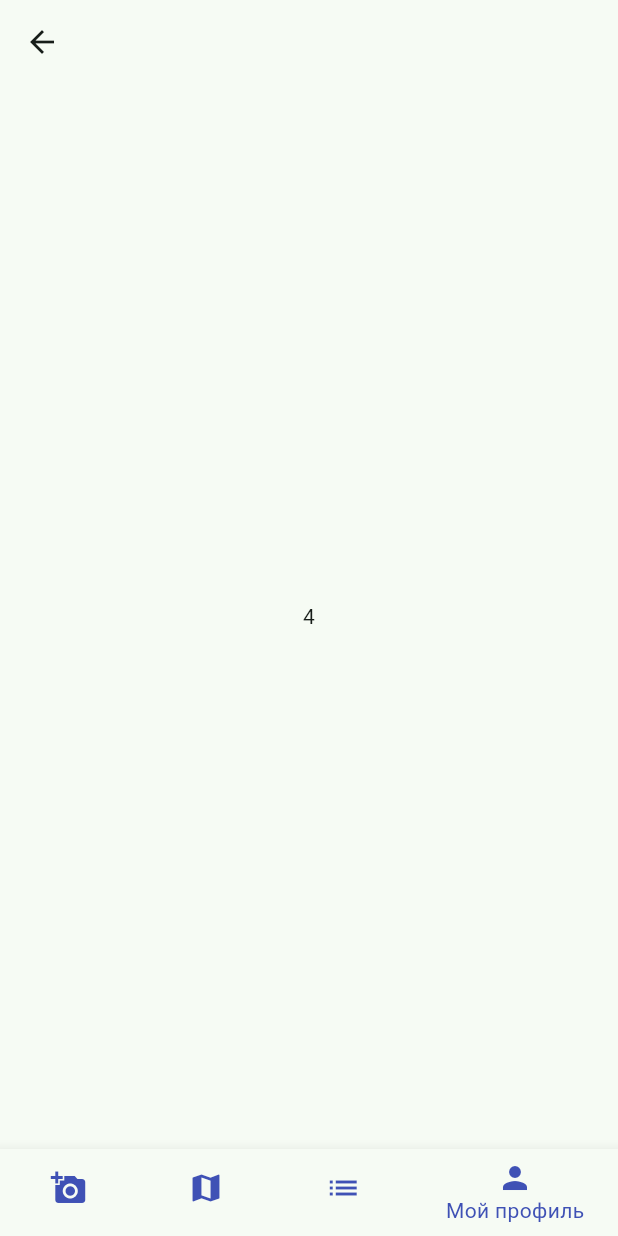
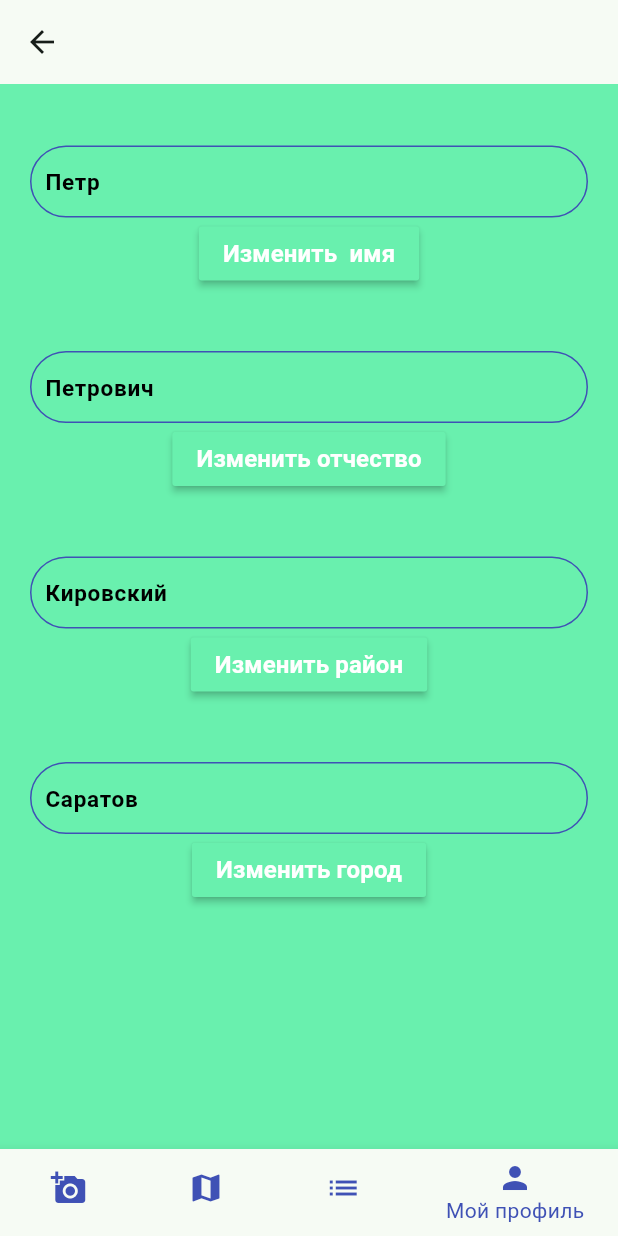
Before and after one commit to GreenCatsTeam/hackathon-2024-app, a Flutter app: the HomePage screen opened by its route, item 4 of the bottom bar chosen, on a phone screen of 412 x 824 dp. Run offline on Flutter 3.47's test engine with Material 3 defaults, Android fonts, the phone set to English and light mode, and no system bars; drawn by our look-alikes of snippet_coder_utils; our stand-ins replace equatable, geolocator, image_picker, latlong2, permission_handler; missing offline and left inert: api_cache_manager, yandex_mapkit.

Commit message:
Last version

```diff
--- a/lib/config.dart
+++ b/lib/config.dart
@@ -1,10 +1,12 @@
 class Config {
   static const String appName = "Приложение мусорки";
   static const String apiURL = "localhost:8080";
+  static const String flaskURL="localhost:5000";
   static const String loginAPI = "/auth/login";
   static const String registerAPI = "/auth/registration";
   static const String imageServerURL = "KARTINKI_SERVERd";
   static const String uploadImg = "/upload_img";
   static const String getImg = "/get_img";
+  static const String postCards="/cards";
   // static const String userAPI = "";
 }
--- a/lib/models/register_models.dart
+++ b/lib/models/register_models.dart
@@ -43,6 +43,7 @@ class RegisterRequestModel {
     data['districtName'] = this.district;
     return data;
   }
+
 }
 
 RegisterResponceModel registerResponceModel(String str) =>
--- /dev/null
+++ b/lib/pages/UserInfoPage.dart
@@ -0,0 +1,258 @@
+import 'dart:async';
+import 'dart:ui';
+
+import 'package:flutter/gestures.dart';
+import 'package:flutter/material.dart';
+import 'package:flutter_application_2/config.dart';
+import 'package:flutter_application_2/models/login_models.dart';
+import 'package:flutter_application_2/services/api_service.dart';
+import 'package:image_picker/image_picker.dart';
+import 'package:snippet_coder_utils/ProgressHUD.dart';
+import 'package:snippet_coder_utils/hex_color.dart';
+import 'package:snippet_coder_utils/FormHelper.dart';
+import 'package:flutter_application_2/models/sendtrash_models.dart';
+
+class UserInfoPage extends StatefulWidget {
+
+  const UserInfoPage({super.key});
+
+  @override
+  State<UserInfoPage> createState() => _UserInfoPageState();
+}
+
+class _UserInfoPageState extends State<UserInfoPage> {
+
+
+  String?firstname="Петр";
+  String?lastname="Петрович";
+  String?role="user";
+  String?org="";
+  String?city="Саратов";
+  String?district="Кировский";
+
+  final List<double> values = [ 1.0, 2.0, 3.0, 4.0, 5.0];
+  int index = 0;
+  bool isAPICallProcess = false;
+  bool hidePassword = true;
+  GlobalKey<FormState> globalFormKey = GlobalKey<FormState>();
+
+
+  @override
+  Widget build(BuildContext context) {
+    return SafeArea(
+      child: Scaffold(
+        // backgroundColor: HexColor("#283B71"),
+        backgroundColor: Colors.greenAccent,
+        body: ProgressHUD(
+          child: Form(
+              key: globalFormKey,
+              child: _responceUI(context)
+          ),
+          key: UniqueKey(),
+          inAsyncCall: isAPICallProcess,
+          opacity: 0.3,
+
+        ),
+
+
+      ),
+    );
+  }
+
+  Widget _responceUI(BuildContext context) {
+    return SingleChildScrollView(
+        child:Column(
+            mainAxisAlignment: MainAxisAlignment.center,
+            children: [
+              Padding(
+                padding: const EdgeInsets.only(left: 25, bottom: 5, top: 10),
+                child: Text("", style: TextStyle(fontWeight: FontWeight.bold, fontSize: 18, color: Colors.indigo)),
+              ),
+
+              Center(
+                  child:
+                  FormHelper.inputFieldWidget(
+                    context,
+                    "",
+                    "$firstname",
+                        (onValidateVal) {
+                      if (onValidateVal.isEmpty())
+                      {
+                        return "Имя не может быть изменено на пустое";//TODO: better check of email
+                      }
+                    },
+                        (onSavedVal) {
+                      firstname = onSavedVal;
+                    },
+                    borderColor: Colors.indigo,
+                    textColor: Colors.indigo,
+                  )
+              ),
+              Center(
+                child: MaterialButton(
+                  color: Colors.greenAccent,
+                  child:
+                  const Text(
+                      "Изменить  имя",
+                      style: TextStyle(
+                          color: Colors.white,
+                          fontWeight: FontWeight.bold,
+                          fontSize: 16
+                      )
+                  ),
+                  onPressed: () async {
+                    isAPICallProcess=true;
+                  },
+                ),
+              ),
+              Padding(
+                padding: const EdgeInsets.only(left: 25, bottom: 5, top: 10),
+                child: Text("", style: TextStyle(fontWeight: FontWeight.bold, fontSize: 18, color: Colors.indigo)),
+              ),
+              Center(
+                  child:
+                  FormHelper.inputFieldWidget(
+                    context,
+                    "",
+                    "$lastname",
+                        (onValidateVal) {
+                          if (onValidateVal.isEmpty())
+                          {
+                            return "Отчество не может быть изменено на пустое";//TODO: better check of email
+                          }
+                    },
+                        (onSavedVal) {
+                      lastname = onSavedVal;
+                    },
+                    borderColor: Colors.indigo,
+                    textColor: Colors.indigo,
+                  )
+
+              ),
+
+              Center(
+                child: MaterialButton(
+                  color: Colors.greenAccent,
+                  child:
+                  const Text(
+                      "Изменить отчество",
+                      style: TextStyle(
+                          color: Colors.white,
+                          fontWeight: FontWeight.bold,
+                          fontSize: 16
+                      )
+                  ),
+                  onPressed: () async {
+                    isAPICallProcess=true;
+                  },
+                ),
+              ),
+              Padding(
+                padding: const EdgeInsets.only(left: 25, bottom: 5, top: 10),
+                child: Text("", style: TextStyle(fontWeight: FontWeight.bold, fontSize: 18, color: Colors.indigo)),
+              ),
+              Center(
+                  child:
+                  FormHelper.inputFieldWidget(
+                    context,
+                    "Коммент",
+                    "$district",
+                        (onValidateVal) {
+                      if (onValidateVal.isEmpty())
+                      {
+                        return "Район не может быть пустым";//TODO: better check of email
+                      }
+                      else
+                      {
+                        return true;
+                      }
+                    },
+                        (onSavedVal) {
+                      district = onSavedVal;
+                    },
+                    borderColor: Colors.indigo,
+                    textColor: Colors.indigo,
+                  )
+              ),
+
+              Center(
+                child: MaterialButton(
+                  color: Colors.greenAccent,
+                  child:
+                  const Text(
+                      "Изменить район",
+                      style: TextStyle(
+                          color: Colors.white,
+                          fontWeight: FontWeight.bold,
+                          fontSize: 16
+                      )
+                  ),
+                  onPressed: () async {
+                    isAPICallProcess=true;
+                  },
+
+                ),
+
+              ),
+              Padding(
+                padding: const EdgeInsets.only(left: 25, bottom: 5, top: 10),
+                child: Text("", style: TextStyle(fontWeight: FontWeight.bold, fontSize: 18, color: Colors.indigo)),
+              ),
+              Center(
+                  child:
+                  FormHelper.inputFieldWidget(
+                    context,
+                    "Коммент",
+                    "$city",
+                        (onValidateVal) {
+                      if (onValidateVal.isEmpty())
+                      {
+                        return "Район не может быть пустым";//TODO: better check of email
+                      }
+                      else
+                      {
+                        return true;
+                      }
+                    },
+                        (onSavedVal) {
+                      district = onSavedVal;
+                    },
+                    borderColor: Colors.indigo,
+                    textColor: Colors.indigo,
+                  )
+              ),
+              Center(
+                child: MaterialButton(
+                  color: Colors.greenAccent,
+                  child:
+                  const Text(
+                      "Изменить город",
+                      style: TextStyle(
+                          color: Colors.white,
+                          fontWeight: FontWeight.bold,
+                          fontSize: 16
+                      )
+                  ),
+                  onPressed: () async {
+                    isAPICallProcess=true;
+                  },
+                ),
+              ),
+
+            ]
+        )
+    );
+  }
+
+
+
+
+  bool validateAndSave() {
+    final form = globalFormKey.currentState;
+    if (form!.validate()) {
+      form.save();
+      return true;
+    }
+    return false;
+  }
+}
--- a/lib/pages/home_page.dart
+++ b/lib/pages/home_page.dart
@@ -1,5 +1,6 @@
 import 'package:flutter/material.dart';
 import 'package:flutter_application_2/pages/ReportPage.dart';
+import 'package:flutter_application_2/pages/UserInfoPage.dart';
 import 'package:flutter_application_2/pages/map_screen.dart';
 import 'package:yandex_mapkit/yandex_mapkit.dart';
 import 'package:permission_handler/permission_handler.dart';
@@ -18,8 +19,8 @@ class _HomePageState extends State<HomePage> {
   var _pages = [
     const ReportPage(),
     const MapScreen(),
-    Text("3"),
-    Text("4")
+    const Text("3"),
+    const UserInfoPage(),
   ];
   @override
   Widget build(BuildContext context) {
```
Also changed, not shown: lib/models/sendtrash_models.dart (added, +40 -0 lines), lib/pages/ReportPage.dart (+121 -3 lines), lib/services/api_service.dart (+58 -0 lines).
